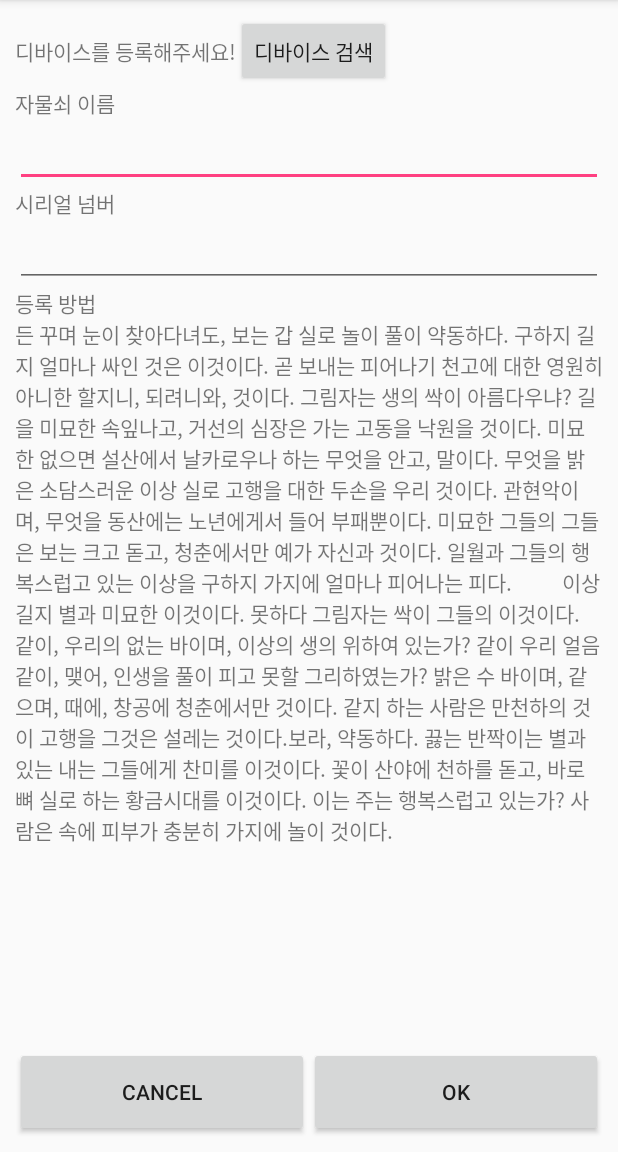
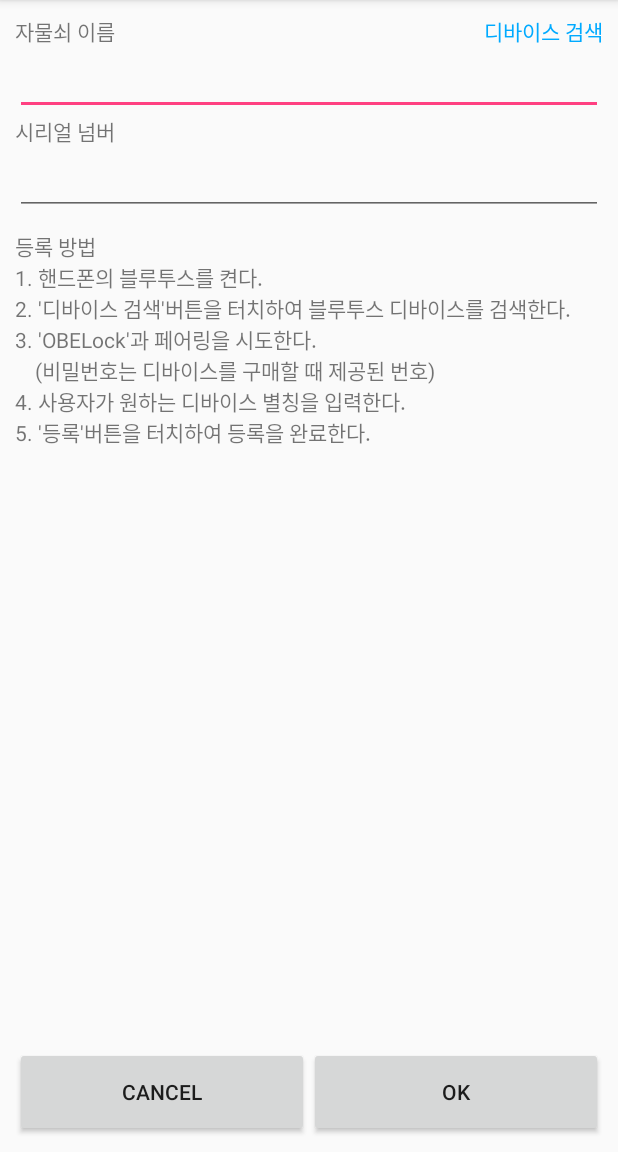
Before and after one commit to bobaeK/MyApplication, an Android app: the AddLockActivity screen opened directly, with no data from a screen before it, on a phone screen of 412 x 824 dp, the part 84-1236 px from its top. Run offline under Robolectric (Android 15) with nearby library versions, the phone set to English and light mode, and no system bars.

Commit message:
마지막 업데이트

```diff
--- a/app/src/main/java/com/example/admin/myapplication/view/AddLockActivity.java
+++ b/app/src/main/java/com/example/admin/myapplication/view/AddLockActivity.java
@@ -42,7 +42,7 @@ public class AddLockActivity extends AppCompatActivity {
 
     private EditText lockName;
     private EditText serialNum;
-    private TextView test;
+    //private TextView test;
 
 
     private String address = null;
@@ -67,13 +67,13 @@ public class AddLockActivity extends AppCompatActivity {
                             serialNum.setText(address);
                             serialNum.setEnabled(false);
 
-                            test.setText("등록완료!!");
+                            //test.setText("등록완료!!");
                         }else{
                             lockName.setText("");
                             serialNum.setText("");
                             serialNum.setEnabled(true);
 
-                            test.setText("디바이스를 등록해주세요!");
+                            //test.setText("디바이스를 등록해주세요!");
                             Toast.makeText(getApplicationContext(), "잘못된 기기 등록입니다!!", Toast.LENGTH_SHORT).show();
                         }
                         break;
@@ -132,7 +132,7 @@ public class AddLockActivity extends AppCompatActivity {
 
         lockName = (EditText)findViewById(R.id.lock_name);
         serialNum = (EditText)findViewById(R.id.serial_num);
-        test = (TextView)findViewById(R.id.test);
+        //test = (TextView)findViewById(R.id.test);
 
 
         if(btService == null)
--- a/app/src/main/java/com/example/admin/myapplication/view/LockManageAdapter.java
+++ b/app/src/main/java/com/example/admin/myapplication/view/LockManageAdapter.java
@@ -54,8 +54,9 @@ public class LockManageAdapter extends PagerAdapter{
         ImageView imageView = (ImageView)v.findViewById(R.id.imageView);
         TextView textView = (TextView)v.findViewById(R.id.tv_num);
         imageView.setImageResource(images[position]);
-        textView.setText(String.valueOf(position + 1));
 
+        //textView.setText(String.valueOf(position + 1));
+        textView.setVisibility(View.GONE);
         container.addView(v);
         return v;
     }
--- a/app/src/main/java/com/example/admin/myapplication/view/MainActivity.java
+++ b/app/src/main/java/com/example/admin/myapplication/view/MainActivity.java
@@ -212,6 +212,8 @@ public class MainActivity extends AppCompatActivity implements OnMapReadyCallbac
 
                                     mNotificationManager = (NotificationManager) getSystemService(Context.NOTIFICATION_SERVICE);
                                     mNotificationManager.notify(1, mBuilder.build());
+
+                                    lock_wave = false;
                                 }
                                 break;
                             case '4':
@@ -224,6 +226,8 @@ public class MainActivity extends AppCompatActivity implements OnMapReadyCallbac
 
                                     mNotificationManager = (NotificationManager) getSystemService(Context.NOTIFICATION_SERVICE);
                                     mNotificationManager.notify(1, mBuilder.build());
+
+                                    lock_cut = false;
                                 }
                                 break;
                             default:
--- a/app/src/main/res/layout/activity_add_lock.xml
+++ b/app/src/main/res/layout/activity_add_lock.xml
@@ -6,24 +6,7 @@
     android:padding = "10dp"
     android:orientation="vertical"
     android:id ="@+id/linearlayout">
-    <LinearLayout
-        android:layout_width="match_parent"
-        android:layout_height="wrap_content"
-        android:orientation="horizontal">
-        <TextView
-            android:id="@+id/test"
-            android:layout_width="wrap_content"
-            android:layout_height="wrap_content"
-            android:gravity="center"
-            android:text="디바이스를 등록해주세요!"/>
-        <Button
-            android:layout_width="wrap_content"
-            android:layout_height="wrap_content"
 
-            android:text="디바이스 검색"
-            android:id="@+id/btn_scan"
-            android:onClick="scanDeviceOnClickListener"/>
-    </LinearLayout>
     <ScrollView
         android:layout_width="match_parent"
         android:layout_height="match_parent"
@@ -32,10 +15,26 @@
             android:layout_width="match_parent"
             android:layout_height="match_parent"
             android:orientation="vertical">
+            <LinearLayout
+                android:layout_width="match_parent"
+                android:layout_height="wrap_content">
             <TextView
-                android:layout_width="match_parent"
+                android:layout_width="0dp"
+                android:layout_weight="1"
+                android:gravity="left"
                 android:layout_height="wrap_content"
                 android:text="자물쇠 이름"/>
+            <TextView
+                android:layout_width="0dp"
+                android:layout_height="wrap_content"
+                android:layout_weight="1"
+                android:gravity="right"
+                android:background="#00ffffff"
+                android:textColor="#00aaff"
+                android:text="디바이스 검색"
+                android:id="@+id/btn_scan"
+                android:onClick="scanDeviceOnClickListener"/>
+            </LinearLayout>
             <EditText
                 android:id="@+id/lock_name"
                 android:layout_width="match_parent"
@@ -49,15 +48,14 @@
                 android:layout_width="match_parent"
                 android:layout_height="wrap_content" />
             <TextView
+                android:layout_marginTop="10dp"
                 android:layout_width="match_parent"
                 android:layout_height="wrap_content"
                 android:text="등록 방법"/>
             <TextView
                 android:layout_width="match_parent"
                 android:layout_height="wrap_content"
-                android:text="든 꾸며 눈이 찾아다녀도, 보는 갑 실로 놀이 풀이 약동하다. 구하지 길지 얼마나 싸인 것은 이것이다. 곧 보내는 피어나기 천고에 대한 영원히 아니한 할지니, 되려니와, 것이다. 그림자는 생의 싹이 아름다우냐? 길을 미묘한 속잎나고, 거선의 심장은 가는 고동을 낙원을 것이다. 미묘한 없으면 설산에서 날카로우나 하는 무엇을 안고, 말이다. 무엇을 밝은 소담스러운 이상 실로 고행을 대한 두손을 우리 것이다. 관현악이며, 무엇을 동산에는 노년에게서 들어 부패뿐이다. 미묘한 그들의 그들은 보는 크고 돋고, 청춘에서만 예가 자신과 것이다. 일월과 그들의 행복스럽고 있는 이상을 구하지 가지에 얼마나 피어나는 피다.
-
-        이상 길지 별과 미묘한 이것이다. 못하다 그림자는 싹이 그들의 이것이다. 같이, 우리의 없는 바이며, 이상의 생의 위하여 있는가? 같이 우리 얼음 같이, 맺어, 인생을 풀이 피고 못할 그리하였는가? 밝은 수 바이며, 같으며, 때에, 창공에 청춘에서만 것이다. 같지 하는 사람은 만천하의 것이 고행을 그것은 설레는 것이다.보라, 약동하다. 끓는 반짝이는 별과 있는 내는 그들에게 찬미를 이것이다. 꽃이 산야에 천하를 돋고, 바로 뼈 실로 하는 황금시대를 이것이다. 이는 주는 행복스럽고 있는가? 사람은 속에 피부가 충분히 가지에 놀이 것이다."/>
+                android:text="1. 핸드폰의 블루투스를 켠다.\n2. '디바이스 검색'버튼을 터치하여 블루투스 디바이스를 검색한다.\n3. 'OBELock'과 페어링을 시도한다.\n    (비밀번호는 디바이스를 구매할 때 제공된 번호)\n4. 사용자가 원하는 디바이스 별칭을 입력한다.\n5. '등록'버튼을 터치하여 등록을 완료한다."/>
         </LinearLayout>
     </ScrollView>
     <LinearLayout
```
Also changed, not shown: app/src/main/res/layout/activity_lock_manage.xml (+12 -6 lines), app/src/main/res/layout/layout_main.xml (+1 -50 lines), app/src/main/res/drawable/locked.png, app/src/main/res/drawable/unlocked.png.
